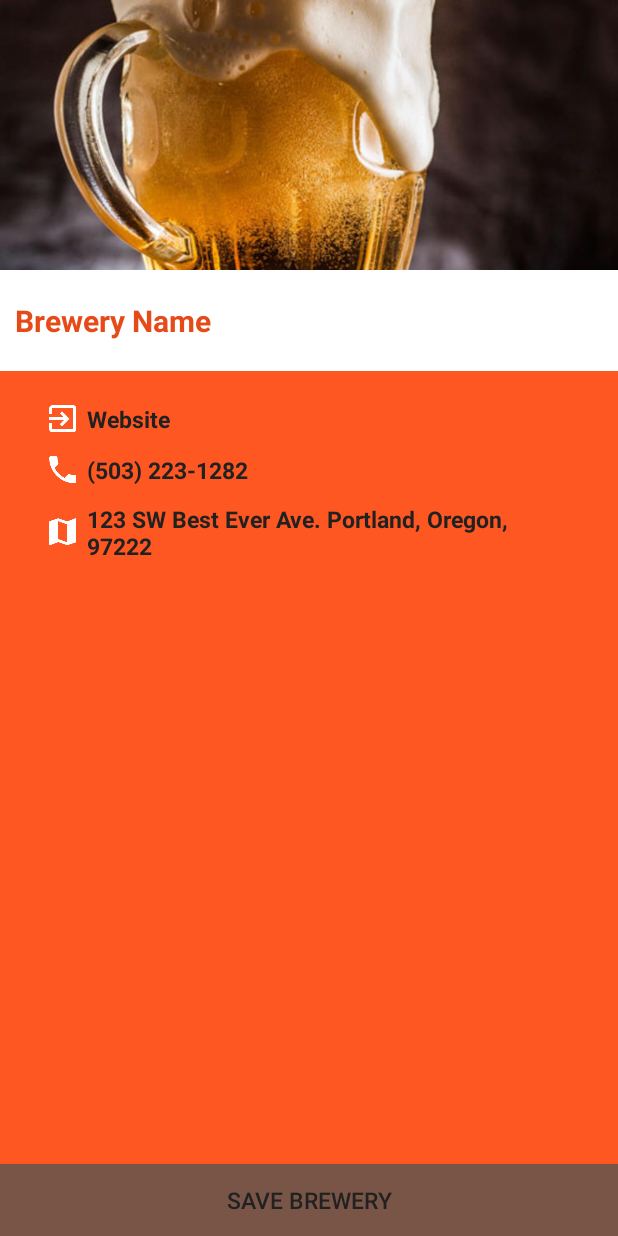
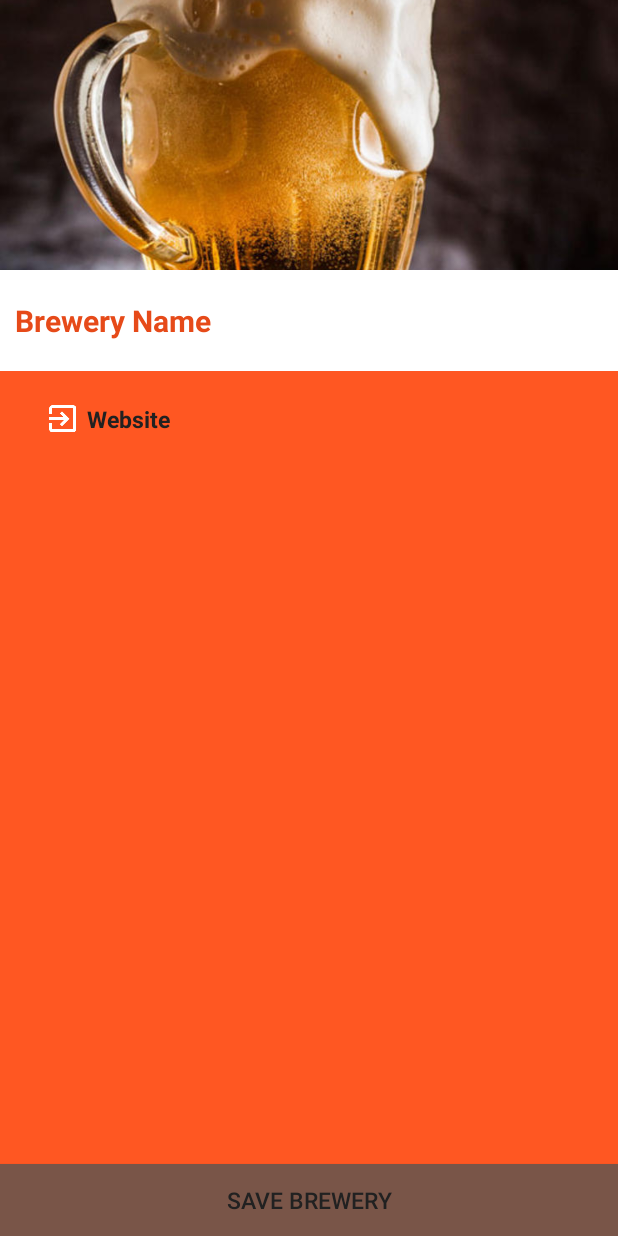
Before and after one commit to crneff84/BeerGuide, an Android app: the layout fragment_brewery_detail.xml on its own in the app's theme, with its tools: preview values and no code run, on a phone screen of 412 x 824 dp. Run offline under Robolectric (Android 15) with nearby library versions, the phone set to English and light mode, and no system bars.

Commit message:
remove unncessary fields from brewery detail page

```diff
--- a/app/src/main/java/com/epicodus/beerguide/services/BrewerySearchService.java
+++ b/app/src/main/java/com/epicodus/beerguide/services/BrewerySearchService.java
@@ -38,6 +38,8 @@ public class BrewerySearchService {
                 .url(url)
                 .build();
 
+        Log.d(TAG, url);
+
         Call call = client.newCall(request);
         call.enqueue(callback);
     }
@@ -58,6 +60,7 @@ public class BrewerySearchService {
                     String breweryId = breweryJSON.getString("id");
 
 
+
                     Brewery brewery = new Brewery(name, breweryId);
                     breweries.add(brewery);
                 }
--- a/app/src/main/java/com/epicodus/beerguide/ui/BreweriesActivity.java
+++ b/app/src/main/java/com/epicodus/beerguide/ui/BreweriesActivity.java
@@ -38,12 +38,6 @@ import okhttp3.Callback;
 import okhttp3.Response;
 
 public class BreweriesActivity extends AppCompatActivity implements View.OnClickListener {
-//    private SharedPreferences mSharedPreferences;
-//    private SharedPreferences.Editor mEditor;
-//    private String mRecentBrewery;
-//    @Bind(R.id.breweryFindButton) Button mBreweryFindButton;
-//    @Bind(R.id.breweryEditText) EditText mBreweryEditText;
-//    @Bind(R.id.breweriesRecyclerView) RecyclerView mBreweriesRecyclerView;
     @Bind(R.id.savedBreweriesButton) Button mSavedBreweriesButton;
 
     @Override
--- a/app/src/main/java/com/epicodus/beerguide/ui/BreweryDetailFragment.java
+++ b/app/src/main/java/com/epicodus/beerguide/ui/BreweryDetailFragment.java
@@ -32,8 +32,6 @@ public class BreweryDetailFragment extends Fragment implements View.OnClickListe
     @Bind(R.id.breweryImageView) ImageView mImageLabel;
     @Bind(R.id.breweryNameTextView) TextView mNameLabel;
     @Bind(R.id.websiteTextView) TextView mWebsiteLabel;
-    @Bind(R.id.phoneTextView) TextView mPhoneLabel;
-    @Bind(R.id.addressTextView) TextView mAddressLabel;
     @Bind(R.id.saveBreweryButton) TextView mSaveBreweryButton;
 
     private Brewery mBrewery;
--- a/app/src/main/res/layout-land/fragment_brewery_detail.xml
+++ b/app/src/main/res/layout-land/fragment_brewery_detail.xml
@@ -44,33 +44,6 @@
                     android:textStyle="bold"
                     android:gravity="center" />
 
-                <TextView
-                    android:layout_marginLeft="20dp"
-                    android:layout_weight="1"
-                    android:layout_width="wrap_content"
-                    android:layout_height="wrap_content"
-                    android:text="(503) 223-1282"
-                    android:id="@+id/phoneTextView"
-                    android:drawableLeft="@drawable/ic_local_phone_white_24dp"
-                    android:drawablePadding="4dp"
-                    android:textColor="@color/icons"
-                    android:textSize="12sp"
-                    android:gravity="center"/>
-
-                <TextView
-                    android:layout_marginLeft="20dp"
-                    android:layout_marginRight="20dp"
-                    android:layout_weight="1"
-                    android:layout_width="wrap_content"
-                    android:layout_height="wrap_content"
-                    android:text="123 SW Best Ever Ave. Portland, Oregon, 97222"
-                    android:drawableLeft="@drawable/ic_map_white_24dp"
-                    android:drawablePadding="4dp"
-                    android:id="@+id/addressTextView"
-                    android:textColor="@color/icons"
-                    android:textSize="12sp"
-                    android:textStyle="bold"
-                    android:gravity="center_vertical"/>
 
             </LinearLayout>
 
--- a/app/src/main/res/layout/fragment_brewery_detail.xml
+++ b/app/src/main/res/layout/fragment_brewery_detail.xml
@@ -68,31 +68,6 @@
                     android:layout_marginBottom="10dp"
                     android:gravity="center" />
 
-                <TextView
-                    android:layout_width="wrap_content"
-                    android:layout_height="wrap_content"
-                    android:text="(503) 223-1282"
-                    android:id="@+id/phoneTextView"
-                    android:drawableLeft="@drawable/ic_local_phone_white_24dp"
-                    android:drawablePadding="4dp"
-                    android:textColor="@color/primary_text"
-                    android:textSize="15sp"
-                    android:textStyle="bold"
-                    android:layout_marginBottom="10dp"
-                    android:gravity="center"/>
-
-                <TextView
-                    android:layout_width="wrap_content"
-                    android:layout_height="wrap_content"
-                    android:text="123 SW Best Ever Ave. Portland, Oregon, 97222"
-                    android:drawableLeft="@drawable/ic_map_white_24dp"
-                    android:drawablePadding="4dp"
-                    android:id="@+id/addressTextView"
-                    android:textColor="@color/primary_text"
-                    android:textSize="15sp"
-                    android:textStyle="bold"
-                    android:layout_marginBottom="10dp"
-                    android:gravity="center_vertical"/>
 
             </LinearLayout>
 
```
